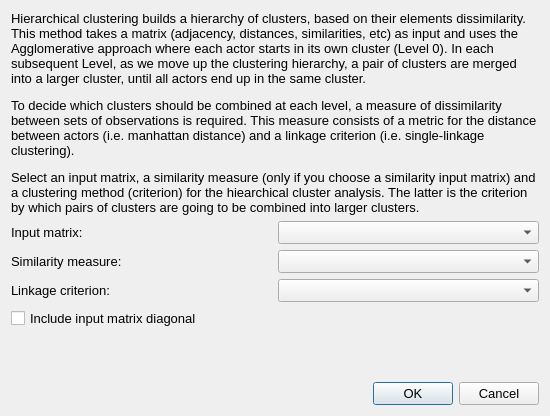
Old version of the form src/forms/dialogclusteringhierarchical.ui in the repository socnetv/app.
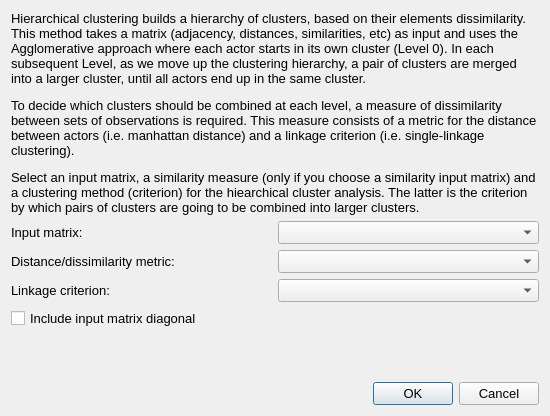
New version of the form.

Commit message:
New feature: Metric distances / dissimilarites added
need rewording from metric distances to Dissimilarities.

What changed in the file:
```diff
--- a/src/forms/dialogclusteringhierarchical.ui
+++ b/src/forms/dialogclusteringhierarchical.ui
@@ -97,7 +97,7 @@
      <item>
       <widget class="QLabel" name="label_4">
        <property name="text">
-        <string>Similarity measure:</string>
+        <string>Distance/dissimilarity metric:</string>
        </property>
       </widget>
      </item>
```
Left out of the diff: 4 changed lines with no effect on the pictures. The commit also changes 11 other files.
